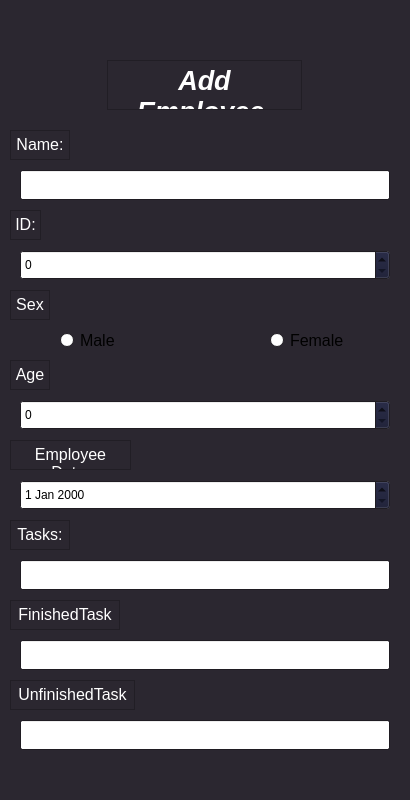
Old version of the form Employee.ui in the repository HeidariSina/Management-App.
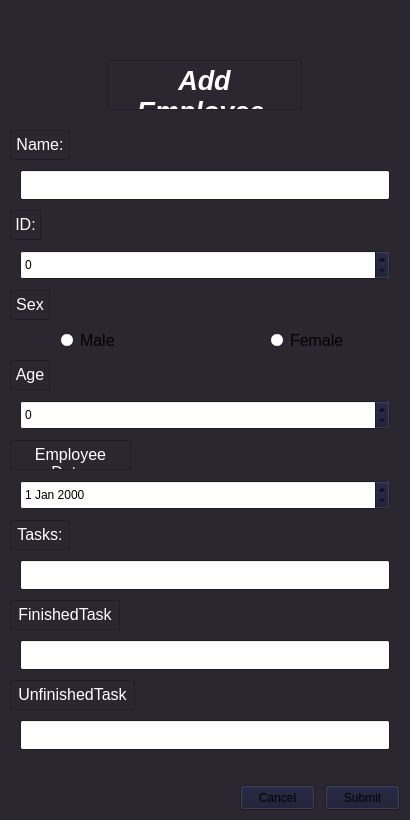
New version of the form.

```diff
--- a/Employee.ui
+++ b/Employee.ui
@@ -10,19 +10,19 @@
     <x>0</x>
     <y>0</y>
     <width>410</width>
-    <height>800</height>
+    <height>820</height>
    </rect>
   </property>
   <property name="minimumSize">
    <size>
     <width>410</width>
-    <height>800</height>
+    <height>820</height>
    </size>
   </property>
   <property name="maximumSize">
    <size>
     <width>410</width>
-    <height>800</height>
+    <height>820</height>
    </size>
   </property>
   <property name="palette">
@@ -890,6 +890,32 @@
      <number>99</number>
     </property>
    </widget>
+   <widget class="QPushButton" name="SubmitpushButton">
+    <property name="geometry">
+     <rect>
+      <x>325</x>
+      <y>785</y>
+      <width>75</width>
+      <height>25</height>
+     </rect>
+    </property>
+    <property name="text">
+     <string>Submit</string>
+    </property>
+   </widget>
+   <widget class="QPushButton" name="CanclepushButton">
+    <property name="geometry">
+     <rect>
+      <x>240</x>
+      <y>785</y>
+      <width>75</width>
+      <height>25</height>
+     </rect>
+    </property>
+    <property name="text">
+     <string>Cancel</string>
+    </property>
+   </widget>
   </widget>
  </widget>
  <resources/>
```
